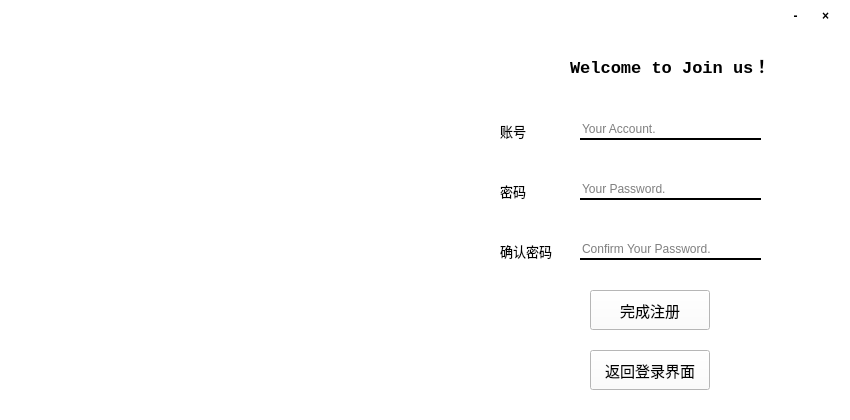
Before: the Qt Designer form GUI/register.ui in HandlerNine/QtProject, drawn with Qt 5.
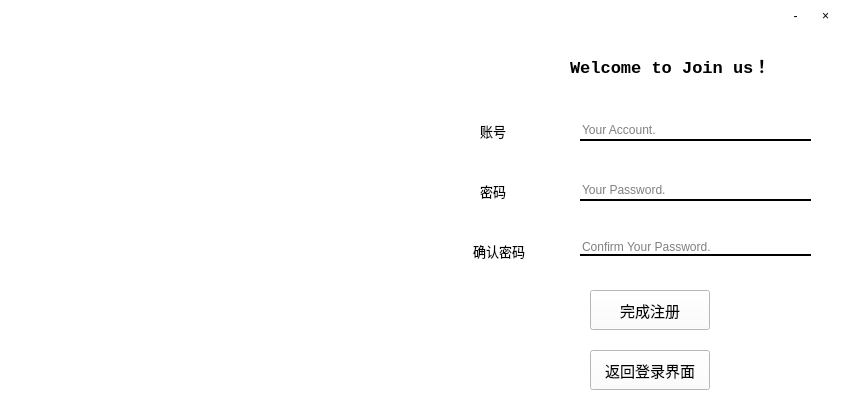
After: the same form once the commit is applied.

Commit message: xwb的UI问题

```diff
--- a/GUI/register.ui
+++ b/GUI/register.ui
@@ -26,7 +26,7 @@
     <rect>
      <x>570</x>
      <y>50</y>
-     <width>201</width>
+     <width>251</width>
      <height>31</height>
     </rect>
    </property>
@@ -48,9 +48,9 @@
   <widget class="QLabel" name="label_2">
    <property name="geometry">
     <rect>
-     <x>500</x>
+     <x>480</x>
      <y>120</y>
-     <width>31</width>
+     <width>51</width>
      <height>21</height>
     </rect>
    </property>
@@ -67,9 +67,9 @@
   <widget class="QLabel" name="label_3">
    <property name="geometry">
     <rect>
-     <x>500</x>
+     <x>480</x>
      <y>180</y>
-     <width>31</width>
+     <width>51</width>
      <height>21</height>
     </rect>
    </property>
@@ -86,9 +86,9 @@
   <widget class="QLabel" name="label_4">
    <property name="geometry">
     <rect>
-     <x>500</x>
+     <x>473</x>
      <y>240</y>
-     <width>54</width>
+     <width>81</width>
      <height>21</height>
     </rect>
    </property>
@@ -120,8 +120,8 @@
     <rect>
      <x>580</x>
      <y>120</y>
-     <width>181</width>
-     <height>20</height>
+     <width>231</width>
+     <height>21</height>
     </rect>
    </property>
    <property name="styleSheet">
@@ -145,8 +145,8 @@
     <rect>
      <x>580</x>
      <y>180</y>
-     <width>181</width>
-     <height>20</height>
+     <width>231</width>
+     <height>21</height>
     </rect>
    </property>
    <property name="styleSheet">
@@ -161,6 +161,9 @@
 font-family:&quot;Courier New&quot;;
 </string>
    </property>
+   <property name="echoMode">
+    <enum>QLineEdit::Password</enum>
+   </property>
    <property name="placeholderText">
     <string>Your Password.</string>
    </property>
@@ -170,8 +173,8 @@
     <rect>
      <x>580</x>
      <y>240</y>
-     <width>181</width>
-     <height>20</height>
+     <width>231</width>
+     <height>16</height>
     </rect>
    </property>
    <property name="styleSheet">
@@ -186,6 +189,9 @@
 font-family:&quot;Courier New&quot;;
 </string>
    </property>
+   <property name="echoMode">
+    <enum>QLineEdit::Password</enum>
+   </property>
    <property name="placeholderText">
     <string>Confirm Your Password.</string>
    </property>
@@ -237,12 +243,6 @@
      <height>31</height>
     </rect>
    </property>
-   <property name="font">
-    <font>
-     <weight>75</weight>
-     <bold>true</bold>
-    </font>
-   </property>
    <property name="styleSheet">
     <string notr="true">background:transparent;</string>
    </property>
@@ -262,12 +262,6 @@
      <height>31</height>
     </rect>
    </property>
-   <property name="font">
-    <font>
-     <weight>75</weight>
-     <bold>true</bold>
-    </font>
-   </property>
    <property name="styleSheet">
     <string notr="true">background:transparent;</string>
    </property>
```
Left out of the diff: 2 changed lines with no effect on the pictures. The commit also changes 1 other file.
